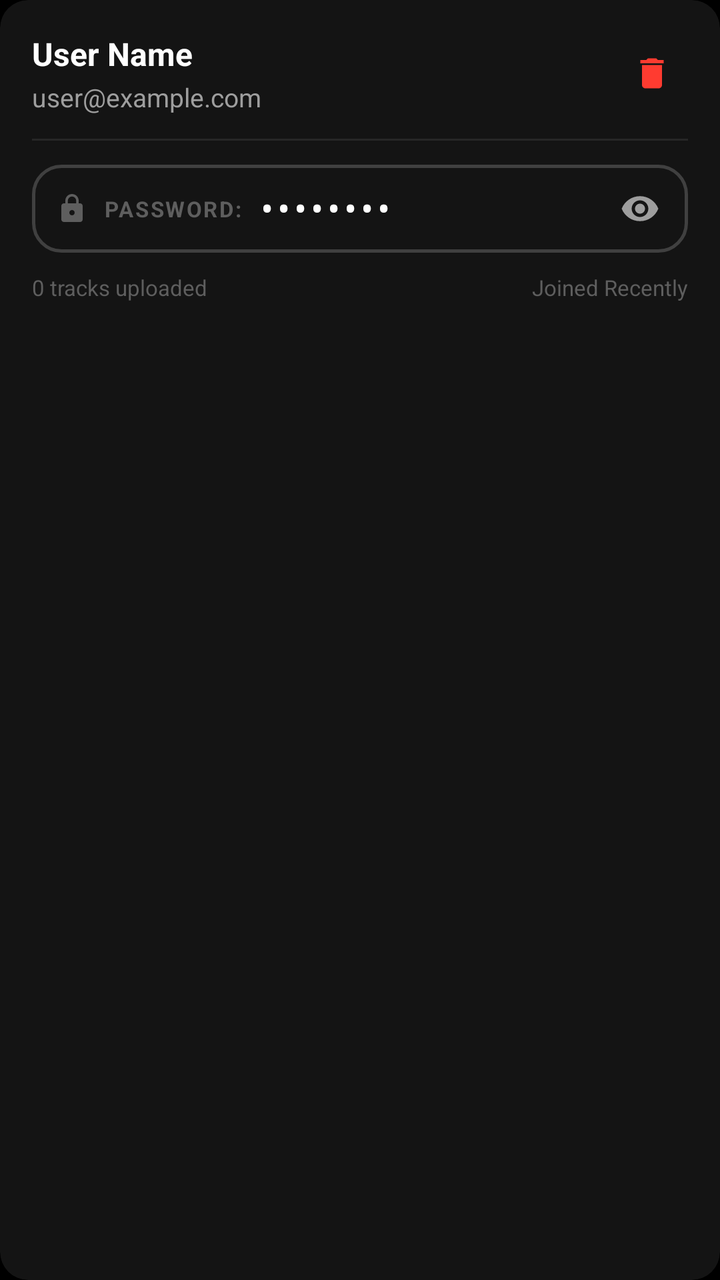
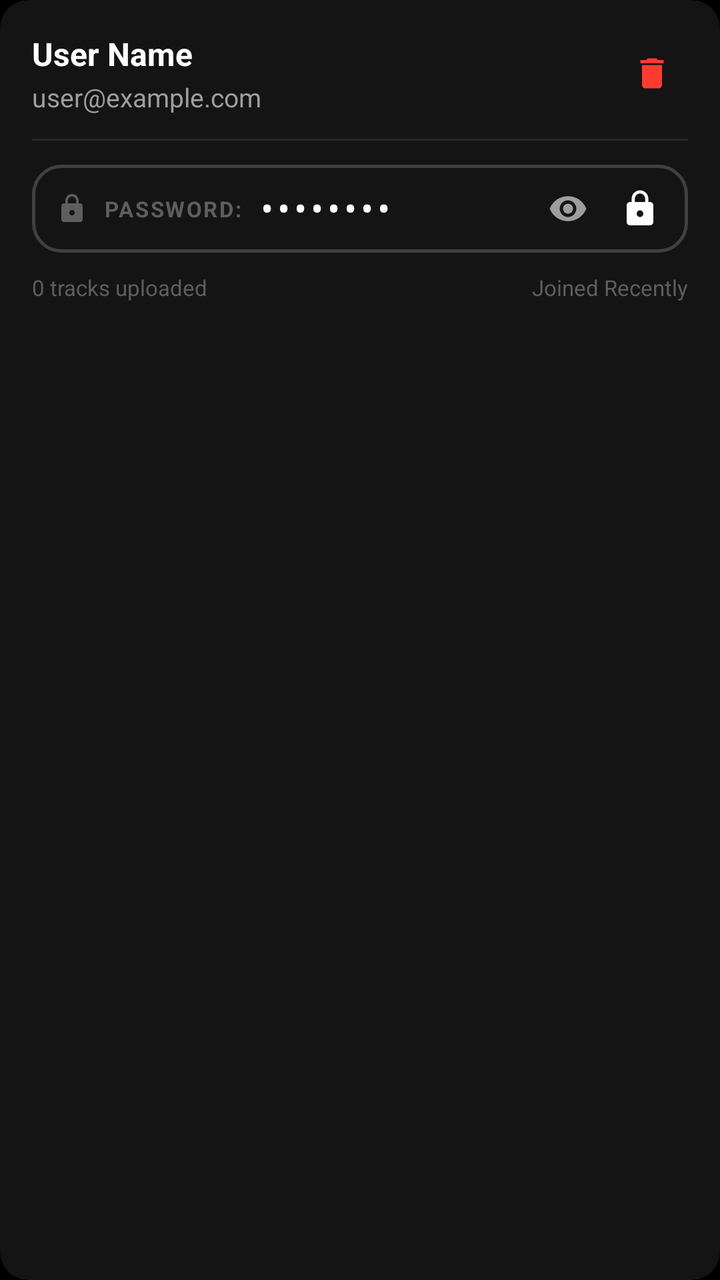

An Android layout rendered at two revisions. The XML below is the earlier revision; the diff shows what the commit changed to produce the second picture.
<!-- AndroidManifest.xml: application theme Theme.BeatSync -->
<!-- res/layout/item_admin_user.xml -->
<?xml version="1.0" encoding="utf-8"?>
<androidx.cardview.widget.CardView xmlns:android="http://schemas.android.com/apk/res/android"
    xmlns:app="http://schemas.android.com/apk/res-auto"
    android:layout_width="match_parent"
    android:layout_height="wrap_content"
    android:layout_marginBottom="12dp"
    app:cardCornerRadius="14dp"
    app:cardElevation="2dp"
    app:cardBackgroundColor="@color/bg_card_elevated">

    <LinearLayout
        android:layout_width="match_parent"
        android:layout_height="wrap_content"
        android:orientation="vertical"
        android:padding="16dp">

        <RelativeLayout
            android:layout_width="match_parent"
            android:layout_height="wrap_content">

            <LinearLayout
                android:layout_width="wrap_content"
                android:layout_height="wrap_content"
                android:layout_alignParentStart="true"
                android:layout_toStartOf="@+id/btnDeleteUser"
                android:orientation="vertical">

                <TextView
                    android:id="@+id/tvUserName"
                    android:layout_width="wrap_content"
                    android:layout_height="wrap_content"
                    android:text="User Name"
                    android:textColor="@color/text_primary"
                    android:textSize="16sp"
                    android:textStyle="bold" />

                <TextView
                    android:id="@+id/tvUserEmail"
                    android:layout_width="wrap_content"
                    android:layout_height="wrap_content"
                    android:text="user@example.com"
                    android:textColor="@color/text_secondary"
                    android:textSize="13sp"
                    android:layout_marginTop="2dp" />
            </LinearLayout>

            <ImageView
                android:id="@+id/btnDeleteUser"
                android:layout_width="36dp"
                android:layout_height="36dp"
                android:layout_alignParentEnd="true"
                android:layout_centerVertical="true"
                android:padding="8dp"
                android:src="@drawable/ic_delete"
                android:tint="@color/accent_rose"
                android:background="?attr/selectableItemBackgroundBorderless"
                android:contentDescription="Delete User" />
        </RelativeLayout>

        
        <View
            android:layout_width="match_parent"
            android:layout_height="1dp"
            android:background="#15FFFFFF"
            android:layout_marginTop="12dp"
            android:layout_marginBottom="12dp" />

        
        <LinearLayout
            android:layout_width="match_parent"
            android:layout_height="wrap_content"
            android:orientation="horizontal"
            android:gravity="center_vertical"
            android:background="@drawable/bg_card_highlight"
            android:paddingStart="12dp"
            android:paddingEnd="8dp"
            android:paddingTop="6dp"
            android:paddingBottom="6dp">

            <ImageView
                android:layout_width="16dp"
                android:layout_height="16dp"
                android:src="@drawable/ic_lock"
                android:tint="@color/text_tertiary"
                android:contentDescription="Password Lock" />

            <TextView
                android:layout_width="wrap_content"
                android:layout_height="wrap_content"
                android:text="PASSWORD:"
                android:textColor="@color/text_tertiary"
                android:textSize="11sp"
                android:textStyle="bold"
                android:letterSpacing="0.08"
                android:layout_marginStart="8dp"
                android:layout_marginEnd="8dp" />

            <TextView
                android:id="@+id/tvUserPassword"
                android:layout_width="0dp"
                android:layout_height="wrap_content"
                android:layout_weight="1"
                android:text="••••••••"
                android:textColor="@color/text_primary"
                android:textSize="14sp"
                android:textStyle="bold"
                android:fontFamily="monospace" />

            <ImageView
                android:id="@+id/btnTogglePasswordEye"
                android:layout_width="32dp"
                android:layout_height="32dp"
                android:padding="6dp"
                android:src="@drawable/ic_eye"
                android:tint="@color/text_secondary"
                android:background="?attr/selectableItemBackgroundBorderless"
                android:contentDescription="Show/Hide Password" />
        </LinearLayout>

        <LinearLayout
            android:layout_width="match_parent"
            android:layout_height="wrap_content"
            android:orientation="horizontal"
            android:layout_marginTop="10dp"
            android:gravity="center_vertical">

            <TextView
                android:id="@+id/tvUserTrackCount"
                android:layout_width="0dp"
                android:layout_height="wrap_content"
                android:layout_weight="1"
                android:text="0 tracks uploaded"
                android:textColor="@color/text_tertiary"
                android:textSize="11sp" />

            <TextView
                android:id="@+id/tvUserJoined"
                android:layout_width="wrap_content"
                android:layout_height="wrap_content"
                android:text="Joined Recently"
                android:textColor="@color/text_tertiary"
                android:textSize="11sp" />
        </LinearLayout>

    </LinearLayout>
</androidx.cardview.widget.CardView>
<!-- resources referenced by this layout -->
<resources>
  <color name="accent_rose">#FF3B30</color>
  <color name="bg_card_elevated">#141414</color>
  <color name="text_primary">#FFFFFF</color>
  <color name="text_secondary">#9E9E9E</color>
  <color name="text_tertiary">#5E5E5E</color>
  <!-- drawable bg_card_highlight (drawable) -->
  <?xml version="1.0" encoding="utf-8"?>
  <shape xmlns:android="http://schemas.android.com/apk/res/android"
      android:shape="rectangle">
      <solid android:color="@color/bg_card_elevated" />
      <corners android:radius="14dp" />
      <stroke
          android:width="1.5dp"
          android:color="#404040" />
  </shape>
  <!-- drawable ic_delete (drawable) -->
  <vector xmlns:android="http://schemas.android.com/apk/res/android"
      android:width="24dp"
      android:height="24dp"
      android:viewportWidth="24"
      android:viewportHeight="24">
    <path
        android:fillColor="@android:color/white"
        android:pathData="M6,19c0,1.1 0.9,2 2,2h8c1.1,0 2,-0.9 2,-2V7H6v12zM19,4h-3.5l-1,-1h-5l-1,1H5v2h14V4z"/>
  </vector>
  <!-- drawable ic_eye (drawable) -->
  <vector xmlns:android="http://schemas.android.com/apk/res/android"
      android:width="24dp"
      android:height="24dp"
      android:viewportWidth="24"
      android:viewportHeight="24">
    <path
        android:fillColor="@android:color/white"
        android:pathData="M12,4.5C7,4.5 2.73,7.61 1,12c1.73,4.39 6,7.5 11,7.5s9.27,-3.11 11,-7.5c-1.73,-4.39 -6,-7.5 -11,-7.5zM12,17c-2.76,0 -5,-2.24 -5,-5s2.24,-5 5,-5 5,2.24 5,5 -2.24,5 -5,5zM12,9c-1.66,0 -3,1.34 -3,3s1.34,3 3,3 3,-1.34 3,-3 -1.34,-3 -3,-3z"/>
  </vector>
  <!-- drawable ic_lock (drawable) -->
  <vector xmlns:android="http://schemas.android.com/apk/res/android"
      android:width="24dp"
      android:height="24dp"
      android:viewportWidth="24"
      android:viewportHeight="24">
    <path
        android:fillColor="@color/badge_private_text"
        android:pathData="M18,8h-1V6c0,-2.76 -2.24,-5 -5,-5S7,3.24 7,6v2H6c-1.1,0 -2,0.9 -2,2v10c0,1.1 0.9,2 2,2h12c1.1,0 2,-0.9 2,-2V10c0,-1.1 -0.9,-2 -2,-2zm-6,9c-1.1,0 -2,-0.9 -2,-2s0.9,-2 2,-2 2,0.9 2,2 -0.9,2 -2,2zm3.1,-9H8.9V6c0,-1.71 1.39,-3.1 3.1,-3.1 1.71,0 3.1,1.39 3.1,3.1v2z"/>
  </vector>
  <style name="Theme.BeatSync" parent="Theme.Material3.Dark.NoActionBar">
          <item name="colorPrimary">@color/accent_primary</item>
          <item name="colorOnPrimary">@color/text_inverse</item>
          <item name="colorPrimaryContainer">@color/bg_card_elevated</item>
          <item name="colorOnPrimaryContainer">@color/text_primary</item>
          <item name="colorSecondary">@color/accent_secondary</item>
          <item name="colorOnSecondary">@color/text_inverse</item>
          
          <item name="android:windowBackground">@color/bg_dark</item>
          <item name="colorSurface">@color/bg_card</item>
          <item name="colorOnSurface">@color/text_primary</item>
          <item name="colorSurfaceVariant">@color/bg_input</item>
          <item name="colorOnSurfaceVariant">@color/text_secondary</item>
          
          <item name="android:statusBarColor">@color/bg_dark</item>
          <item name="android:navigationBarColor">@color/bg_bottom_nav</item>
          <item name="android:windowLightStatusBar" tools:targetApi="m">false</item>
          <item name="android:windowLightNavigationBar" tools:targetApi="o_mr1">false</item>
      </style>
  <color name="badge_private_text">#8E8E8E</color>
  <color name="accent_primary">#FFFFFF</color>
  <color name="text_inverse">#000000</color>
  <color name="accent_secondary">#D4D4D4</color>
  <color name="bg_dark">#000000</color>
  <color name="bg_card">#0D0D0D</color>
  <color name="bg_input">#111111</color>
  <color name="bg_bottom_nav">#080808</color>
</resources>

<!-- the commit's change to res/layout/item_admin_user.xml (unified diff, before → after) -->
@@ -115,6 +115,17 @@
                 android:tint="@color/text_secondary"
                 android:background="?attr/selectableItemBackgroundBorderless"
                 android:contentDescription="Show/Hide Password" />
+
+            <ImageView
+                android:id="@+id/btnEditPassword"
+                android:layout_width="32dp"
+                android:layout_height="32dp"
+                android:padding="6dp"
+                android:src="@drawable/ic_lock"
+                android:tint="@color/text_primary"
+                android:background="?attr/selectableItemBackgroundBorderless"
+                android:contentDescription="Edit User Password"
+                android:layout_marginStart="4dp" />
         </LinearLayout>
 
         <LinearLayout
